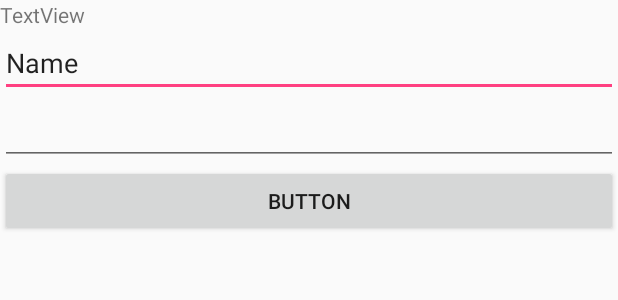
After one commit to CMPUT301F18T06/ManTracker, an Android app: the layout login.xml on its own in the app's theme, with its tools: preview values and no code run, on a phone screen of 412 x 824 dp. The commit adds this screen. Shown: the top 300 px of the screen. Run offline under Robolectric (Android 15) with nearby library versions, the phone set to English and light mode, and no system bars.

Commit message:
Login Acitivity, Presenter, Interacter, View and xml creation

```diff
--- /dev/null
+++ b/app/src/main/res/layout/login.xml
@@ -0,0 +1,35 @@
+<?xml version="1.0" encoding="utf-8"?>
+<LinearLayout xmlns:android="http://schemas.android.com/apk/res/android"
+    android:layout_width="match_parent"
+    android:layout_height="match_parent"
+    android:orientation="vertical">
+
+
+    <TextView
+        android:id="@+id/textView2"
+        android:layout_width="match_parent"
+        android:layout_height="wrap_content"
+        android:text="TextView" />
+
+    <EditText
+        android:id="@+id/username"
+        android:layout_width="match_parent"
+        android:layout_height="wrap_content"
+        android:ems="10"
+        android:inputType="textPersonName"
+        android:text="Name" />
+
+    <EditText
+        android:id="@+id/password"
+        android:layout_width="match_parent"
+        android:layout_height="wrap_content"
+        android:ems="10"
+        android:inputType="textPassword" />
+
+    <Button
+        android:id="@+id/btn_confirm"
+        android:layout_width="match_parent"
+        android:layout_height="wrap_content"
+        android:text="Button" />
+
+</LinearLayout>
--- a/app/src/main/res/values/strings.xml
+++ b/app/src/main/res/values/strings.xml
@@ -7,6 +7,8 @@
     <string name="title_activity_edit_profile">EditProfileActivity</string>
     <string name="title_activity_pateint_list">PateintListActivity</string>
     <string name="title_activity_record_list">RecordListActivity</string>
+    <string name="title_activity_login">Login</string>
+    <string name="title_activity_create_account">Create Account</string>
     <string name="search">Search...</string>
     <string name="profilePicture">Profile Picture</string>
     <string name="contentDescription">Content Description</string>
```
Also changed, not shown: app/src/main/java/project/ece301/mantracker/Login/LoginActivity.java (added, +62 -0 lines), app/src/main/java/project/ece301/mantracker/Login/LoginInteractor.java (added, +22 -0 lines), app/src/main/java/project/ece301/mantracker/Login/LoginPresenter.java (added, +61 -0 lines), app/src/main/java/project/ece301/mantracker/Login/LoginView.java (added, +14 -0 lines).
